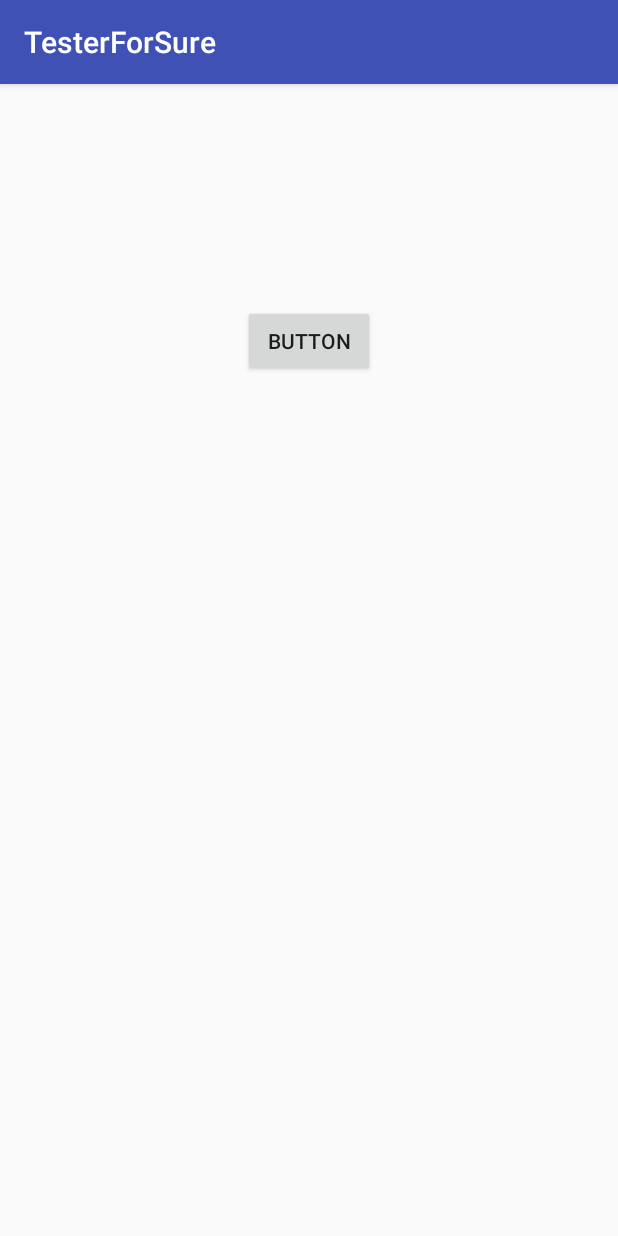
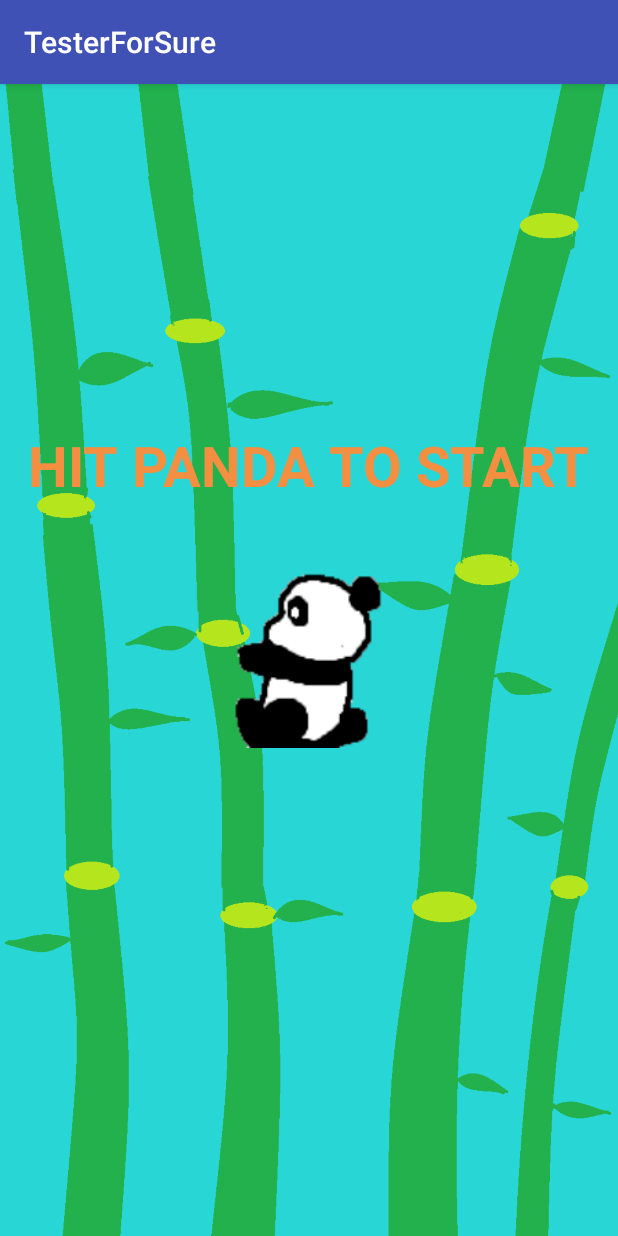
Before and after one commit to EtashGuha/CodeForPandaApp, an Android app: the screen it shows after launch (Main2Activity), on a phone screen of 412 x 824 dp. Run offline under Robolectric (Android 15) with nearby library versions, the phone set to English and light mode, and no system bars.

Commit message:
added homescreen background

```diff
--- a/app/src/main/AndroidManifest.xml
+++ b/app/src/main/AndroidManifest.xml
@@ -14,6 +14,7 @@
         <activity
             android:name=".MainActivity"
             android:label="@string/app_name"
+            android:screenOrientation="portrait"
             android:theme="@style/AppTheme.NoActionBar">
             <intent-filter>
                 <action android:name="android.intent.action.MAIN" />
--- a/app/src/main/res/layout/activity_main2.xml
+++ b/app/src/main/res/layout/activity_main2.xml
@@ -4,6 +4,7 @@
     <RelativeLayout
         xmlns:android="http://schemas.android.com/apk/res/android"
         xmlns:app="http://schemas.android.com/apk/res-auto"
+        android:background="@drawable/bamboobackground"
         android:layout_width="match_parent"
         android:layout_height="match_parent"
         android:orientation="vertical"
@@ -11,11 +12,23 @@
 
 
         <Button
-            android:layout_width="wrap_content"
-            android:layout_height="wrap_content"
-            android:layout_alignParentTop="true"
+            android:id="@+id/startNewActivity"
+            android:layout_width="100dp"
+            android:layout_height="118dp"
             android:layout_centerHorizontal="true"
-            android:layout_marginTop="147dp"
-            android:text="Button"
-            android:id="@+id/startNewActivity" />
-    </RelativeLayout>
+            android:layout_centerVertical="true"
+            android:background="@drawable/firstpanda"
+            />
+
+    <TextView
+        android:id="@+id/textView3"
+        android:layout_width="wrap_content"
+        android:layout_height="wrap_content"
+        android:layout_above="@+id/startNewActivity"
+        android:layout_centerHorizontal="true"
+        android:layout_marginBottom="45dp"
+        android:text="HIT PANDA TO START"
+        android:textStyle="bold"
+        android:textSize="37dp"
+        android:textColor="#f48f42"/>
+</RelativeLayout>
--- a/app/src/main/res/layout/content_main.xml
+++ b/app/src/main/res/layout/content_main.xml
@@ -135,7 +135,8 @@
             android:layout_width="45dp"
             android:layout_height="45dp"
             android:layout_alignParentTop="true"
-            android:layout_centerInParent="true"
+            android:layout_toEndOf="@+id/heartThree"
+            android:layout_toRightOf="@+id/heartThree"
             app:srcCompat="@drawable/heart" />
 
         <ImageView
--- a/build.gradle
+++ b/build.gradle
@@ -5,7 +5,7 @@ buildscript {
         jcenter()
     }
     dependencies {
-        classpath 'com.android.tools.build:gradle:2.3.3'
+        classpath 'com.android.tools.build:gradle:3.0.1'
 
         // NOTE: Do not place your application dependencies here; they belong
         // in the individual module build.gradle files
```
Also changed, not shown: app/src/main/java/com/example/etash/testerforsure/MainActivity.java (+23 -54 lines), app/src/main/res/drawable/bambo.png (added), app/src/main/res/drawable/bamboobackground.png (added), gradle/wrapper/gradle-wrapper.properties.
